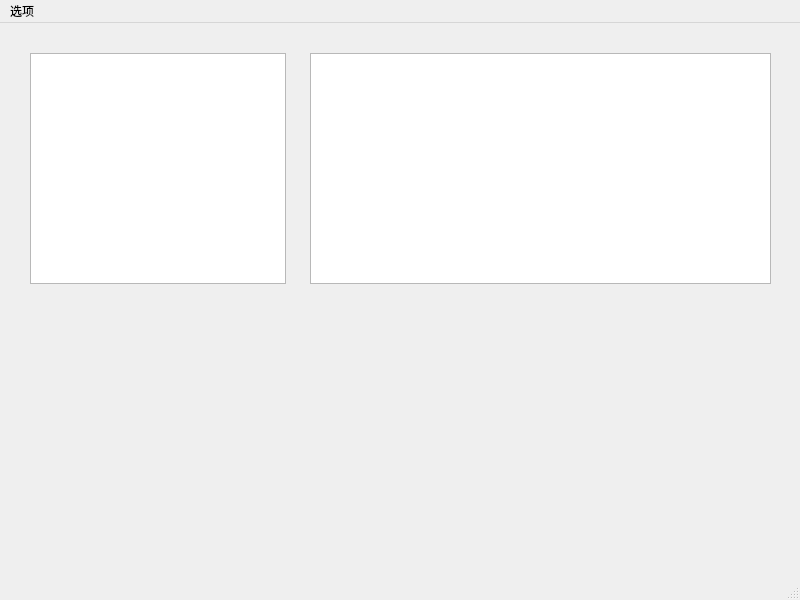
Above: mainwindow.ui from Saramandaaa/MyGame before the change. Below: the same form after it.
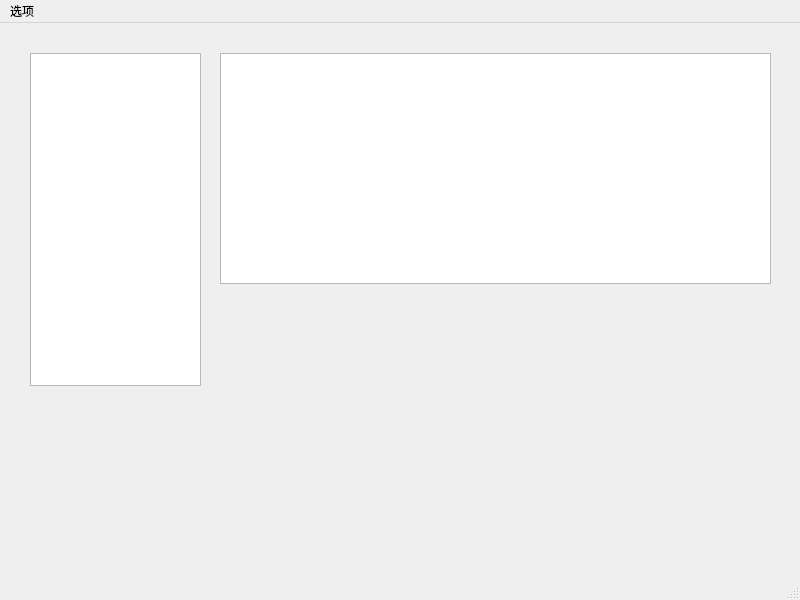
That is the form after the change.

Commit message: main UI finished By Saramandaaa

```diff
--- a/mainwindow.ui
+++ b/mainwindow.ui
@@ -17,9 +17,9 @@
    <widget class="QTextBrowser" name="textBrowser">
     <property name="geometry">
      <rect>
-      <x>310</x>
+      <x>220</x>
       <y>30</y>
-      <width>461</width>
+      <width>551</width>
       <height>231</height>
      </rect>
     </property>
@@ -33,10 +33,10 @@
    <widget class="QWidget" name="buttons" native="true">
     <property name="geometry">
      <rect>
-      <x>80</x>
-      <y>290</y>
-      <width>641</width>
-      <height>241</height>
+      <x>220</x>
+      <y>280</y>
+      <width>551</width>
+      <height>261</height>
      </rect>
     </property>
    </widget>
@@ -45,8 +45,8 @@
      <rect>
       <x>30</x>
       <y>30</y>
-      <width>256</width>
-      <height>231</height>
+      <width>171</width>
+      <height>333</height>
      </rect>
     </property>
    </widget>
```
The commit also changes 5 other files.
